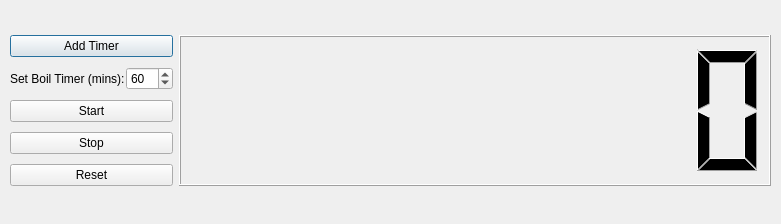
First picture: the form in ui/timerListDialog.ui, repository Brewtarget/brewtarget, before the edit.
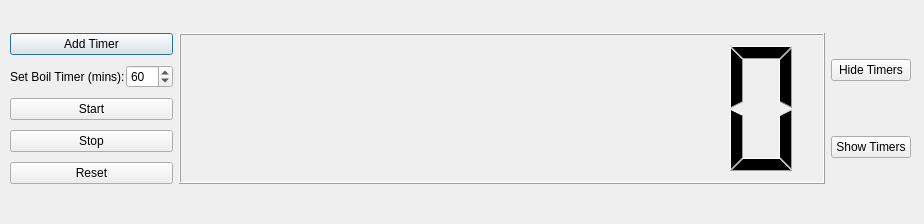
Second picture: the form after the edit.

Commit message: Shifted timer responsibility to BoilTime object.

Diff of the .ui file:
```diff
--- a/ui/timerListDialog.ui
+++ b/ui/timerListDialog.ui
@@ -6,7 +6,7 @@
    <rect>
     <x>0</x>
     <y>0</y>
-    <width>781</width>
+    <width>924</width>
     <height>224</height>
    </rect>
   </property>
@@ -16,15 +16,17 @@
   <property name="windowTitle">
    <string>Timers</string>
   </property>
-  <widget class="QWidget" name="layoutWidget">
+  <widget class="QWidget" name="">
    <property name="geometry">
     <rect>
      <x>10</x>
      <y>10</y>
-     <width>761</width>
-     <height>201</height>
+     <width>901</width>
+     <height>198</height>
     </rect>
    </property>
+   <layout class="QHBoxLayout" name="horizontalLayout_2">
+    <item>
    <layout class="QGridLayout" name="gridLayout">
     <property name="sizeConstraint">
      <enum>QLayout::SetNoConstraint</enum>
@@ -142,6 +144,26 @@
        <number>8</number>
       </property>
      </widget>
+      </item>
+     </layout>
+    </item>
+    <item>
+     <layout class="QVBoxLayout" name="verticalLayout_2">
+      <item>
+       <widget class="QPushButton" name="hideButton">
+        <property name="text">
+         <string>Hide Timers</string>
+        </property>
+       </widget>
+      </item>
+      <item>
+       <widget class="QPushButton" name="showButton">
+        <property name="text">
+         <string>Show Timers</string>
+        </property>
+       </widget>
+      </item>
+     </layout>
     </item>
    </layout>
   </widget>
```
Left out of the diff: 4 changed lines with no effect on the pictures. Lines whose indentation alone changed are shown as unchanged. The commit also changes 7 other files.
